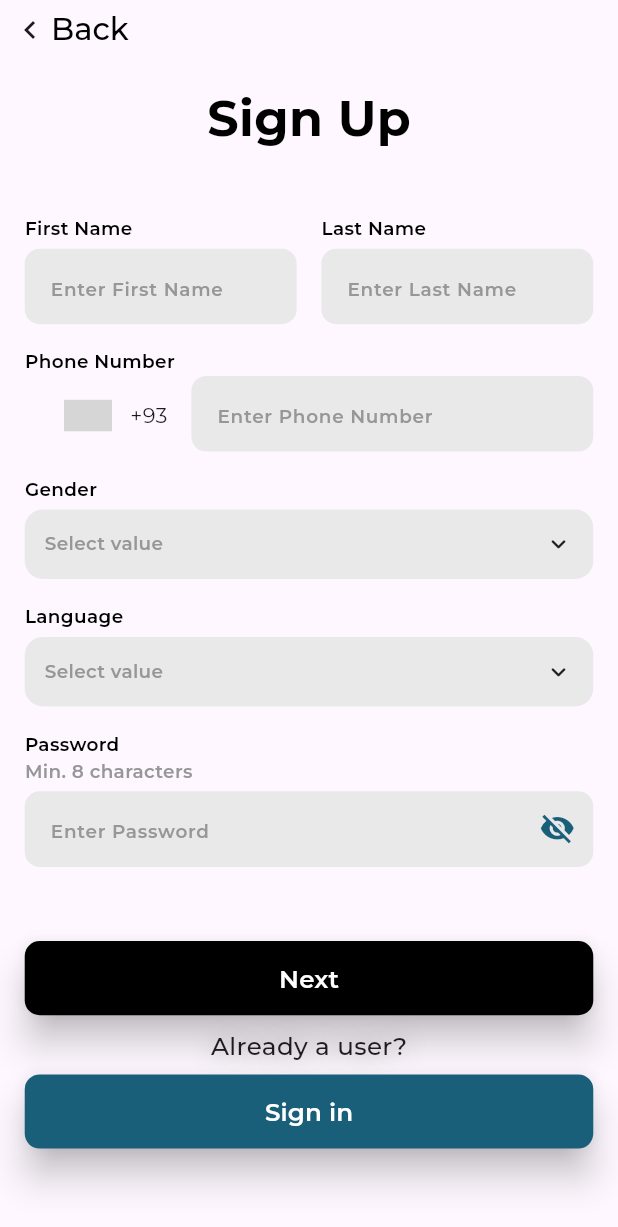
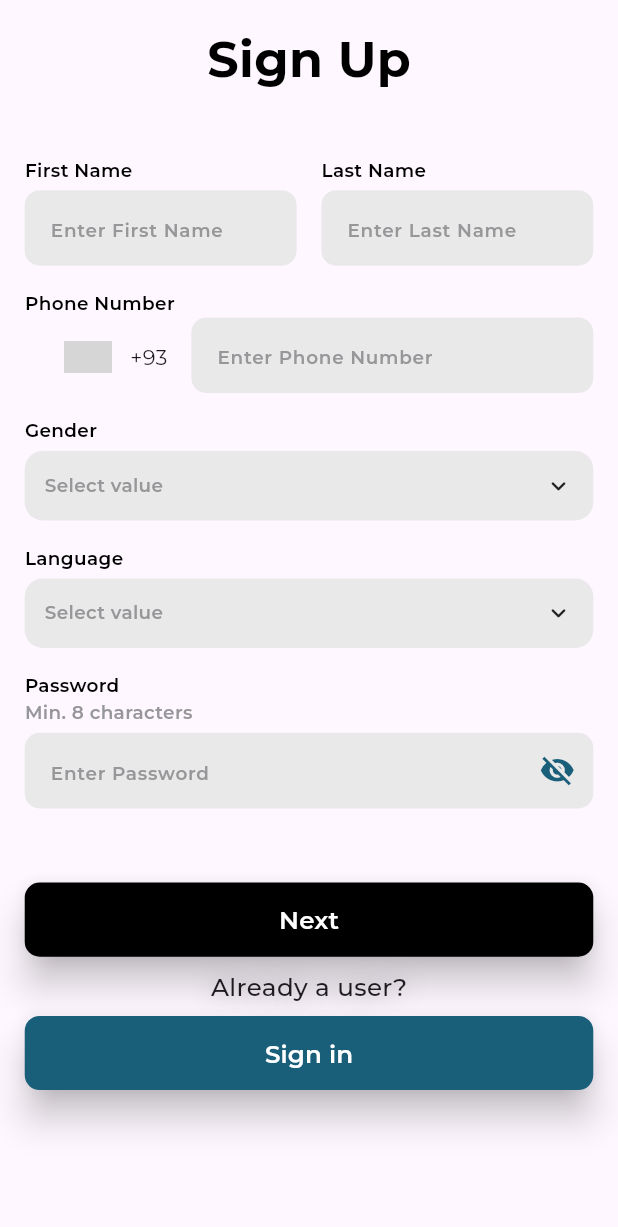
Before and after one commit to uemirhanselim/CompanionEyes, a Flutter app: the RegisterView screen opened directly, on a phone screen of 412 x 824 dp. Shown: the top 1227 px of the screen. Run offline on Flutter 3.47's test engine with Material 3 defaults, Android fonts, the phone set to English and light mode, and no system bars; drawn by our look-alikes of animated_custom_dropdown, intl_phone_number_input; our stand-ins replace auto_route, circle_nav_bar, firebase_core, flutter_svg, get_it, google_fonts and 2 more; accounts and stored records are empty; generated files the repository leaves out were written again; statements that could not run were skipped; grey boxes are pictures that could not be loaded.

Commit message:
register view navigations handled

```diff
--- a/lib/src/view/auth/register_view.dart
+++ b/lib/src/view/auth/register_view.dart
@@ -1,17 +1,16 @@
 import 'package:animated_custom_dropdown/custom_dropdown.dart';
+import 'package:auto_route/auto_route.dart';
+import 'package:companioneyes/src/routes/app_router.dart';
 import 'package:companioneyes/src/utils/ui_helper.dart';
-import 'package:companioneyes/src/view/widgets/back_app_bar.dart';
 import 'package:companioneyes/src/view/widgets/shared_button.dart';
 import 'package:companioneyes/src/view/widgets/shared_phone_number_text_field.dart';
 import 'package:companioneyes/src/view/widgets/shared_text_form_field.dart';
 import 'package:companioneyes/src/viewmodel/auth/register_viewmodel.dart';
-import 'package:flutter/cupertino.dart';
 import 'package:flutter/material.dart';
-import 'package:flutter/rendering.dart';
-import 'package:flutter/widgets.dart';
 import 'package:intl_phone_number_input/intl_phone_number_input.dart';
 import 'package:provider/provider.dart';
 
+@RoutePage()
 class RegisterView extends StatelessWidget {
   const RegisterView({super.key});
   @override
@@ -19,7 +18,6 @@ class RegisterView extends StatelessWidget {
     return ChangeNotifierProvider(
       create: (_) => RegisterViewModel(),
       child: Scaffold(
-        appBar: const BackAppBar(),
         body: Consumer<RegisterViewModel>(builder: (context, viewModel, _) {
           return SingleChildScrollView(
             child: Align(
@@ -32,7 +30,7 @@ class RegisterView extends StatelessWidget {
                     UIHelper.emptySpaceHeight(context, 0.05),
                     _fields(viewModel, context),
                     UIHelper.emptySpaceHeight(context, 0.06),
-                    _buttons(context),
+                    _buttons(context, viewModel),
                   ],
                 ),
               ),
@@ -43,12 +41,14 @@ class RegisterView extends StatelessWidget {
     );
   }
 
-  Column _buttons(BuildContext context) => Column(
+  Column _buttons(BuildContext context, RegisterViewModel viewModel) => Column(
         children: [
           SharedButton(
             color: UIHelper.black,
             title: "Next",
-            onPressed: () {},
+            onPressed: viewModel.isNextButtonActive
+                ? () => context.router.push(const PrivacyAndTermsRoute())
+                : null,
           ),
           UIHelper.emptySpaceHeight(context, 0.01),
           _alreadyAUser(context),
@@ -56,7 +56,7 @@ class RegisterView extends StatelessWidget {
           SharedButton(
             color: UIHelper.saltwaterDenim,
             title: "Sign in",
-            onPressed: () {},
+            onPressed: () => context.router.push(const LoginRoute()),
           ),
           UIHelper.emptySpaceHeight(context, 0.04),
         ],
```
